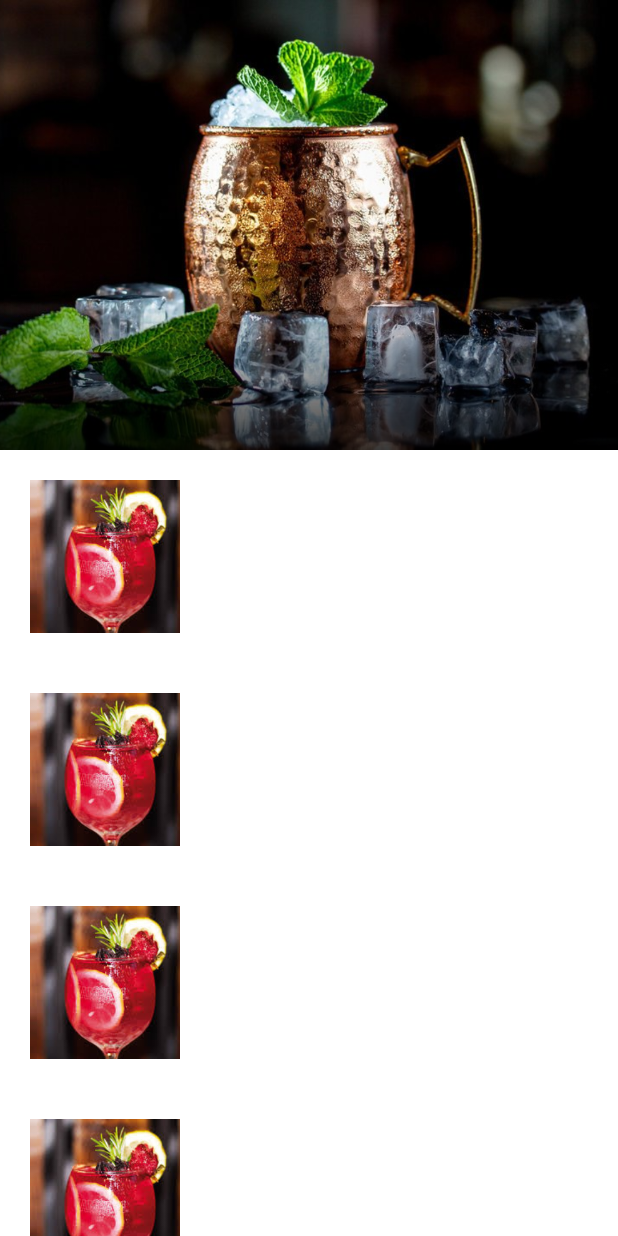
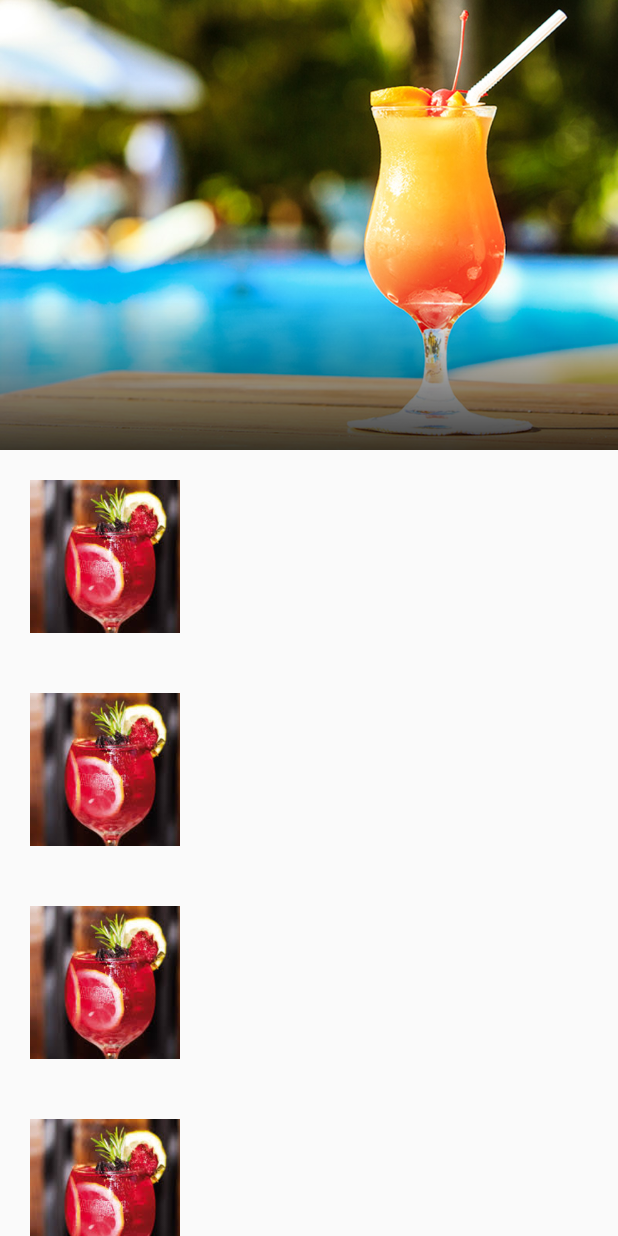
Before and after one commit to gabrielacasagrande/TelaDrinksNovo, an Android app: the layout activity_main.xml on its own in the app's theme, with its tools: preview values and no code run, on a phone screen of 412 x 824 dp. Run offline under Robolectric (Android 15) with nearby library versions, the phone set to English and light mode, and no system bars.

Commit message:
Collapse Layout funcionando

```diff
--- a/app/src/main/AndroidManifest.xml
+++ b/app/src/main/AndroidManifest.xml
@@ -4,9 +4,9 @@
 
     <application
         android:allowBackup="true"
-        android:icon="@mipmap/ic_launcher"
+        android:icon="@drawable/logo"
         android:label="@string/app_name"
-        android:roundIcon="@drawable/logo"
+        android:roundIcon="@mipmap/ic_launcher_round"
         android:supportsRtl="true"
         android:theme="@style/AppTheme">
         <activity android:name=".MainActivity">
--- a/app/src/main/java/com/example/teladrinks/MainActivity.kt
+++ b/app/src/main/java/com/example/teladrinks/MainActivity.kt
@@ -7,15 +7,16 @@ import android.os.Bundle
 import android.widget.Toolbar
 import androidx.palette.graphics.Palette
 
+
 class MainActivity : AppCompatActivity() {
     override fun onCreate(savedInstanceState: Bundle?) {
         super.onCreate(savedInstanceState)
         setContentView(R.layout.activity_main)
 
-      //val bitmap: Bitmap = BitmapFactory.decodeResource(resources,R.drawable.drink)
-        //      Palette.from(bitmap).generate{palette ->
-        //    if(palette != null){
-        //        collapsingToobar.setContentScrimColor(palette.getMutedColor(R.attr.colorPrimary))
-        //   }
-        }
+
+        val toolbar = findViewById<androidx.appcompat.widget.Toolbar>(R.id.toolbarLayout)
+        setSupportActionBar(toolbar)
+
+
     }
+}
--- a/app/src/main/res/layout/activity_main.xml
+++ b/app/src/main/res/layout/activity_main.xml
@@ -1,5 +1,5 @@
 <?xml version="1.0" encoding="utf-8"?>
-<androidx.constraintlayout.widget.ConstraintLayout xmlns:android="http://schemas.android.com/apk/res/android"
+<androidx.coordinatorlayout.widget.CoordinatorLayout xmlns:android="http://schemas.android.com/apk/res/android"
     xmlns:app="http://schemas.android.com/apk/res-auto"
     xmlns:tools="http://schemas.android.com/tools"
     android:layout_width="match_parent"
@@ -28,7 +28,7 @@
         <ImageView
             android:layout_width="match_parent"
             android:layout_height="match_parent"
-            android:src="@drawable/drink"
+            android:src="@drawable/drink2"
             android:contentDescription="@string/app_name"
             android:fitsSystemWindows="true"
             android:scaleType="centerCrop"
@@ -38,6 +38,7 @@
               android:layout_width="match_parent"
               android:layout_height="100dp"
               android:layout_gravity="bottom"
+              style="@style/Appname"
               android:background="@drawable/title_background"/>
 
           <androidx.appcompat.widget.Toolbar
@@ -47,7 +48,7 @@
               app:contentInsetStart="0dp"
               app:contentInsetStartWithNavigation="0dp"
               app:layout_collapseMode="pin"
-              app:popupTheme="@style/ThemeOverlay.MaterialComponents.Light"/>
+              app:popupTheme="@style/Theme.MaterialComponents.Light"/>
 
 
       </com.google.android.material.appbar.CollapsingToolbarLayout>
@@ -68,4 +69,4 @@
 
 
 
-</androidx.constraintlayout.widget.ConstraintLayout>
+</androidx.coordinatorlayout.widget.CoordinatorLayout>
--- a/app/src/main/res/values/colors.xml
+++ b/app/src/main/res/values/colors.xml
@@ -5,4 +5,5 @@
     <color name="colorAccent">#03DAC5</color>
 
     <color name="colorDarkSemiTransparent">#C6000000</color>
+    <color name="white">#FAFCFC</color>
 </resources>
--- a/app/src/main/res/values/styles.xml
+++ b/app/src/main/res/values/styles.xml
@@ -1,10 +1,14 @@
 <resources>
     <!-- Base application theme. -->
-    <style name="AppTheme" parent="Theme.MaterialComponents.Light.NoActionBar">
+    <style name="AppTheme" parent="Theme.AppCompat.Light.NoActionBar">
         <!-- Customize your theme here. -->
         <item name="colorPrimary">@color/colorPrimary</item>
         <item name="colorPrimaryDark">@color/colorPrimaryDark</item>
         <item name="colorAccent">@color/colorAccent</item>
     </style>
 
+    <style name="Appname" >
+        <item name="android:textColor">@color/white</item>
+    </style>
+
 </resources>
```
Also changed, not shown: app/src/main/res/drawable/drink.jpg (deleted), app/src/main/res/drawable/drink2.jpg (added).
